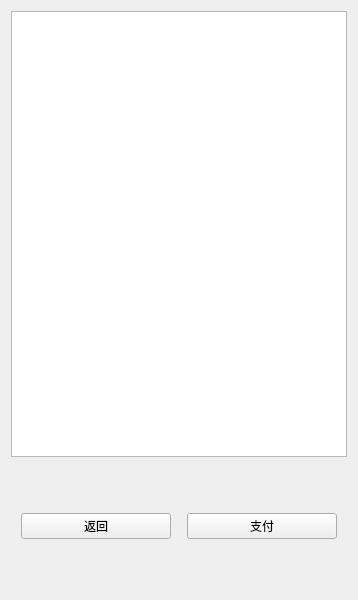
Old version of the form text.ui in the repository sg-first/Express-System.
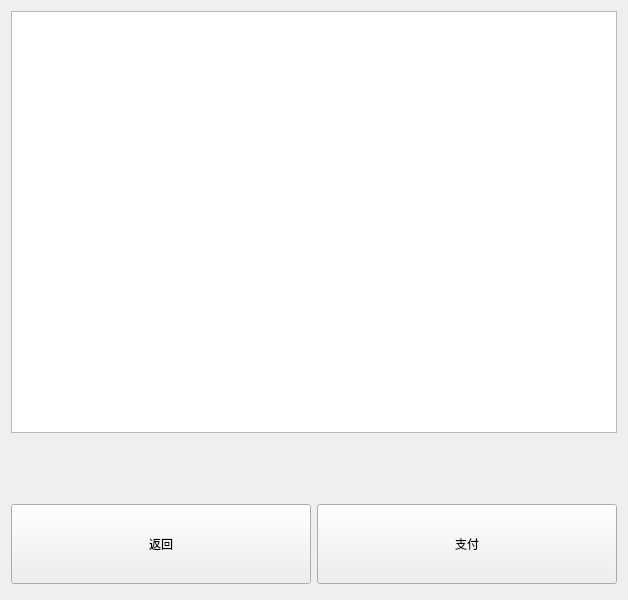
New version of the form.

```diff
--- a/text.ui
+++ b/text.ui
@@ -39,10 +39,16 @@
       <widget class="QPushButton" name="pushButton">
        <property name="sizePolicy">
         <sizepolicy hsizetype="Minimum" vsizetype="Minimum">
-         <horstretch>1</horstretch>
+         <horstretch>0</horstretch>
          <verstretch>0</verstretch>
         </sizepolicy>
        </property>
+       <property name="minimumSize">
+        <size>
+         <width>300</width>
+         <height>80</height>
+        </size>
+       </property>
        <property name="maximumSize">
         <size>
          <width>150</width>
@@ -54,6 +60,22 @@
        </property>
       </widget>
      </item>
+     <item>
+      <spacer name="horizontalSpacer">
+       <property name="orientation">
+        <enum>Qt::Horizontal</enum>
+       </property>
+       <property name="sizeType">
+        <enum>QSizePolicy::Preferred</enum>
+       </property>
+       <property name="sizeHint" stdset="0">
+        <size>
+         <width>40</width>
+         <height>20</height>
+        </size>
+       </property>
+      </spacer>
+     </item>
      <item>
       <widget class="QPushButton" name="pay">
        <property name="sizePolicy">
@@ -62,6 +84,12 @@
          <verstretch>0</verstretch>
         </sizepolicy>
        </property>
+       <property name="minimumSize">
+        <size>
+         <width>300</width>
+         <height>80</height>
+        </size>
+       </property>
        <property name="maximumSize">
         <size>
          <width>150</width>
@@ -86,7 +114,7 @@
      <property name="sizeHint" stdset="0">
       <size>
        <width>20</width>
-       <height>50</height>
+       <height>20</height>
       </size>
      </property>
     </spacer>
```
